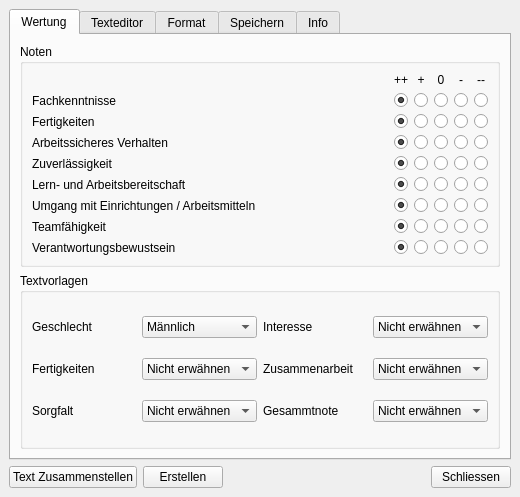
First picture: the form in mainwindow.ui, repository str4el/grading, before the edit.
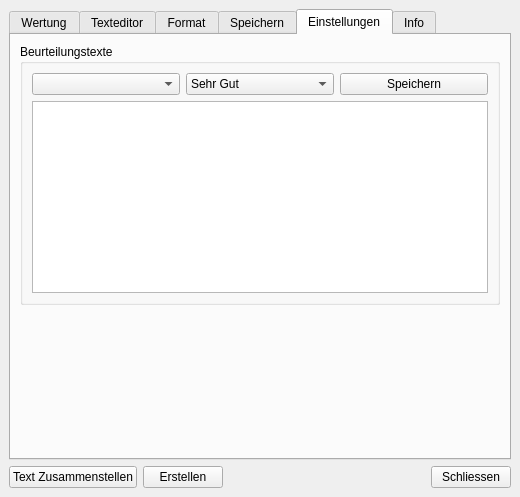
Second picture: the form after the edit. The open tabs and pages were chosen to show the change.

Commit message: Editor für Beurteilungstexte erstellt und Abspeichern in der config.ini

Diff of the .ui file:
```diff
--- a/mainwindow.ui
+++ b/mainwindow.ui
@@ -840,7 +840,7 @@
            <item row="2" column="2">
             <widget class="QLabel" name="label_16">
              <property name="text">
-              <string>Gesammtnote</string>
+              <string>Gesamtnote</string>
              </property>
              <property name="buddy">
               <cstring>combo_e</cstring>
@@ -1505,6 +1505,76 @@
         </item>
        </layout>
       </widget>
+      <widget class="QWidget" name="tab_settings">
+       <attribute name="title">
+        <string>Einstellungen</string>
+       </attribute>
+       <layout class="QVBoxLayout" name="verticalLayout_8">
+        <item>
+         <widget class="QGroupBox" name="groupBox">
+          <property name="title">
+           <string>Beurteilungstexte</string>
+          </property>
+          <layout class="QVBoxLayout" name="verticalLayout_4">
+           <item>
+            <layout class="QHBoxLayout" name="horizontalLayout_3">
+             <item>
+              <widget class="QComboBox" name="settingsGradeDomainComboBox"/>
+             </item>
+             <item>
+              <widget class="QComboBox" name="settingsGradeComboBox">
+               <item>
+                <property name="text">
+                 <string>Sehr Gut</string>
+                </property>
+               </item>
+               <item>
+                <property name="text">
+                 <string>Gut</string>
+                </property>
+               </item>
+               <item>
+                <property name="text">
+                 <string>Befriedigend</string>
+                </property>
+               </item>
+               <item>
+                <property name="text">
+                 <string>Mangelhaft</string>
+                </property>
+               </item>
+              </widget>
+             </item>
+             <item>
+              <widget class="QPushButton" name="settingsGradeTextSaveButton">
+               <property name="text">
+                <string>Speichern</string>
+               </property>
+              </widget>
+             </item>
+            </layout>
+           </item>
+           <item>
+            <widget class="QTextEdit" name="settingsGradeEdit"/>
+           </item>
+          </layout>
+         </widget>
+        </item>
+        <item>
+         <spacer name="verticalSpacer">
+          <property name="orientation">
+           <enum>Qt::Vertical</enum>
+          </property>
+          <property name="sizeHint" stdset="0">
+           <size>
+            <width>20</width>
+            <height>121</height>
+           </size>
+          </property>
+         </spacer>
+        </item>
+       </layout>
+      </widget>
       <widget class="QWidget" name="tab_help">
        <attribute name="title">
         <string>Info</string>
```
The commit also changes 3 other files.
